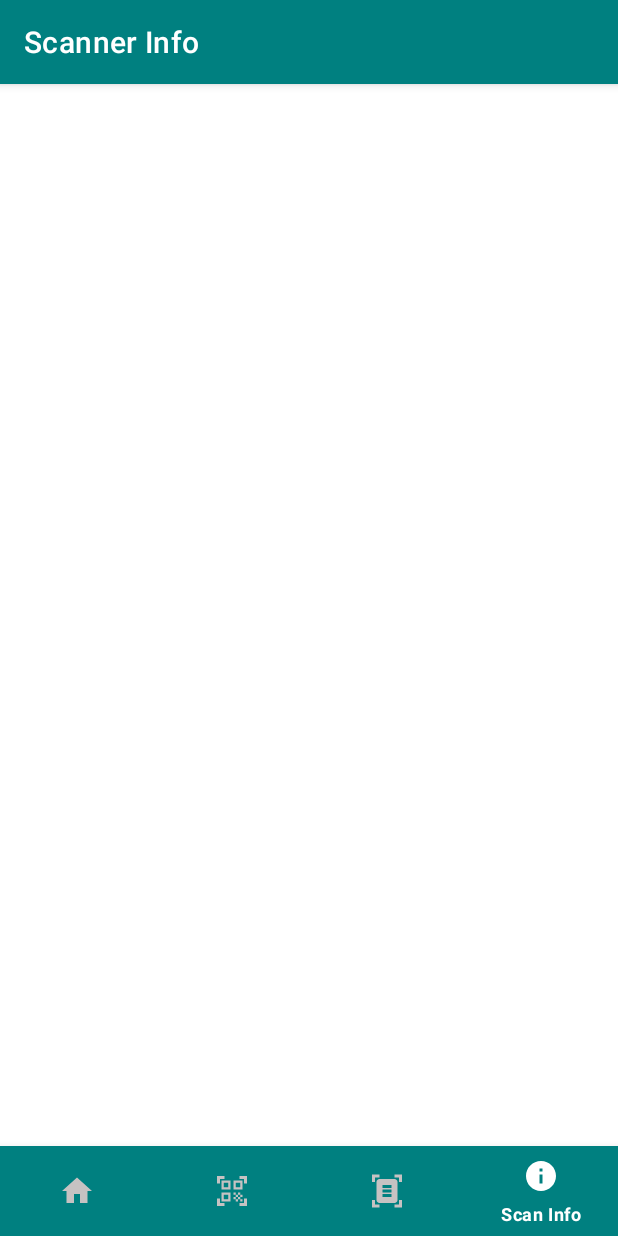
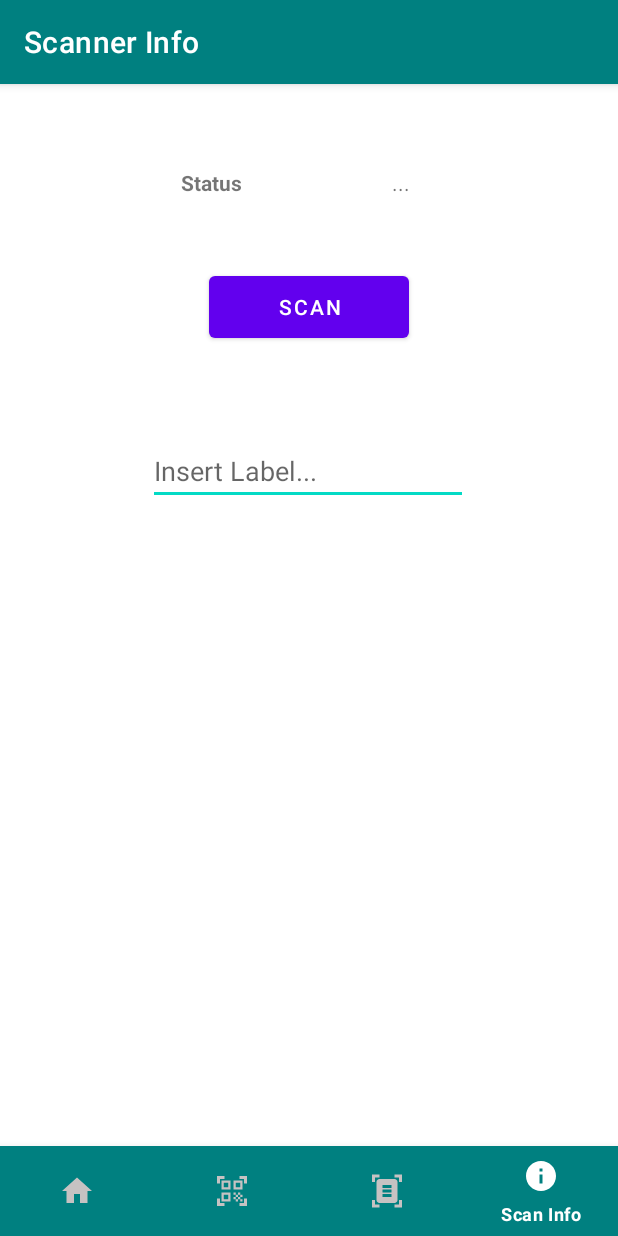
Before and after one commit to EclissiSolare/BarcodeScanner, an Android app: the ActivityInfo screen opened directly, with no data from a screen before it, on a phone screen of 412 x 824 dp. Run offline under Robolectric (Android 15) with nearby library versions, the phone set to English and light mode, and no system bars.

```diff
--- a/app/src/main/res/layout/activity_info.xml
+++ b/app/src/main/res/layout/activity_info.xml
@@ -8,14 +8,70 @@
     android:layout_height="match_parent"
     tools:context=".ActivityInfo">
 
+    <androidx.constraintlayout.widget.ConstraintLayout xmlns:android="http://schemas.android.com/apk/res/android"
+        xmlns:app="http://schemas.android.com/apk/res-auto"
+        xmlns:tools="http://schemas.android.com/tools"
+        android:layout_width="match_parent"
+        android:layout_height="match_parent"
+        >
 
-<androidx.constraintlayout.widget.ConstraintLayout
-    android:layout_width="match_parent"
-    android:layout_height="match_parent">
+        <Button
+            android:id="@+id/btnScan"
+            android:layout_width="133dp"
+            android:layout_height="53dp"
+            android:onClick="ToggleSoftScanTrigger"
+            android:text="Scan"
+            app:layout_constraintBottom_toBottomOf="parent"
+            app:layout_constraintEnd_toEndOf="parent"
+            app:layout_constraintStart_toStartOf="parent"
+            app:layout_constraintTop_toTopOf="parent"
+            app:layout_constraintVertical_bias="0.171" />
+
+        <TextView
+            android:id="@+id/txtStatus"
+            android:layout_width="wrap_content"
+            android:layout_height="wrap_content"
+            android:text="..."
+            android:textSize="14sp"
+            app:layout_constraintBottom_toBottomOf="parent"
+            app:layout_constraintEnd_toEndOf="parent"
+            app:layout_constraintHorizontal_bias="0.418"
+            app:layout_constraintStart_toEndOf="@+id/textView2"
+            app:layout_constraintTop_toTopOf="parent"
+            app:layout_constraintVertical_bias="0.075" />
+
+        <TextView
+            android:id="@+id/textView2"
+            android:layout_width="wrap_content"
+            android:layout_height="wrap_content"
+            android:text="Status"
+            android:textSize="14sp"
+            android:textStyle="bold"
+            app:layout_constraintBottom_toBottomOf="parent"
+            app:layout_constraintEnd_toEndOf="parent"
+            app:layout_constraintHorizontal_bias="0.325"
+            app:layout_constraintStart_toStartOf="parent"
+            app:layout_constraintTop_toTopOf="parent"
+            app:layout_constraintVertical_bias="0.075" />
+
+        <EditText
+            android:id="@+id/editText"
+            android:layout_width="wrap_content"
+            android:layout_height="wrap_content"
+            android:ems="10"
+            android:hint="Insert Label..."
+            android:inputType="number"
+            android:visibility="visible"
+            app:layout_constraintBottom_toBottomOf="parent"
+            app:layout_constraintEnd_toEndOf="parent"
+            app:layout_constraintHorizontal_bias="0.497"
+            app:layout_constraintStart_toStartOf="parent"
+            app:layout_constraintTop_toBottomOf="@+id/btnScan"
+            app:layout_constraintVertical_bias="0.11" />
 
 
 
-</androidx.constraintlayout.widget.ConstraintLayout>
+    </androidx.constraintlayout.widget.ConstraintLayout>
 
     <com.google.android.material.bottomnavigation.BottomNavigationView
         android:id="@+id/bottom_navigation"
@@ -25,6 +81,7 @@
         app:itemIconTint="@drawable/selector"
         app:itemTextColor="@drawable/selector"
         android:background="@drawable/background"
+
         app:menu="@menu/menu_navigation" />
 
-    </RelativeLayout>
+</RelativeLayout>
```
Also changed, not shown: app/src/main/java/com/example/progettoletturadati/ActivityEAN.java (+23 -45 lines), app/src/main/java/com/example/progettoletturadati/ActivityInfo.java (+9 -9 lines), app/src/main/java/com/example/progettoletturadati/ActivityLabels.java (+5 -48 lines), app/src/main/java/com/example/progettoletturadati/MainActivity.java (+6 -3 lines).
